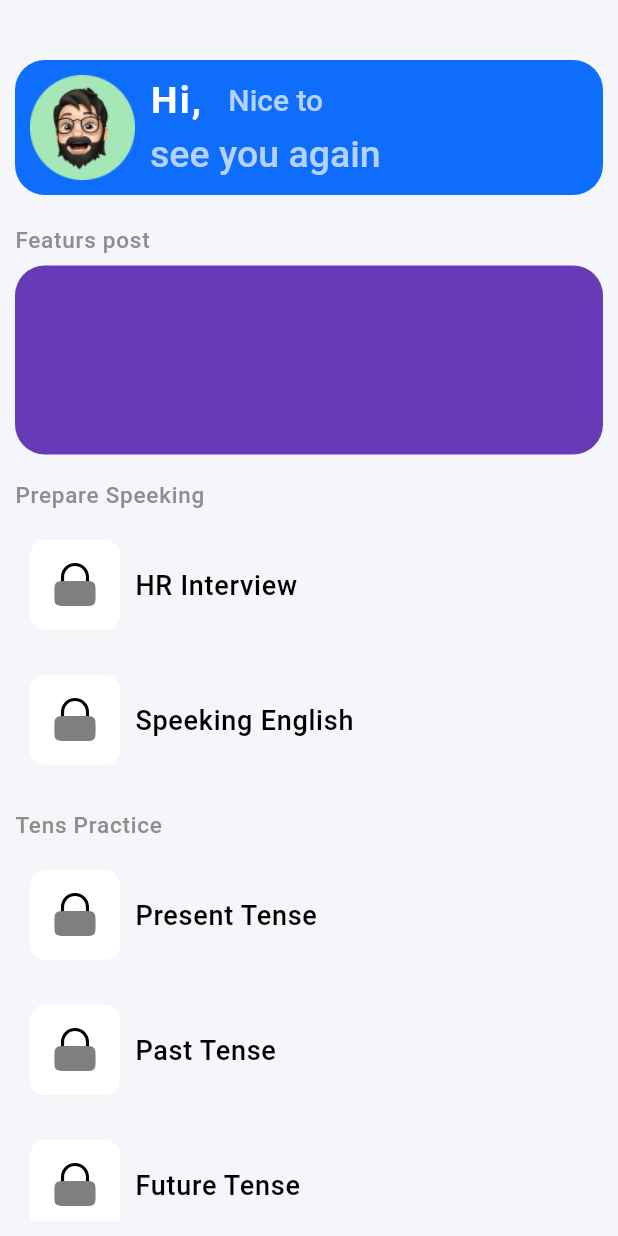
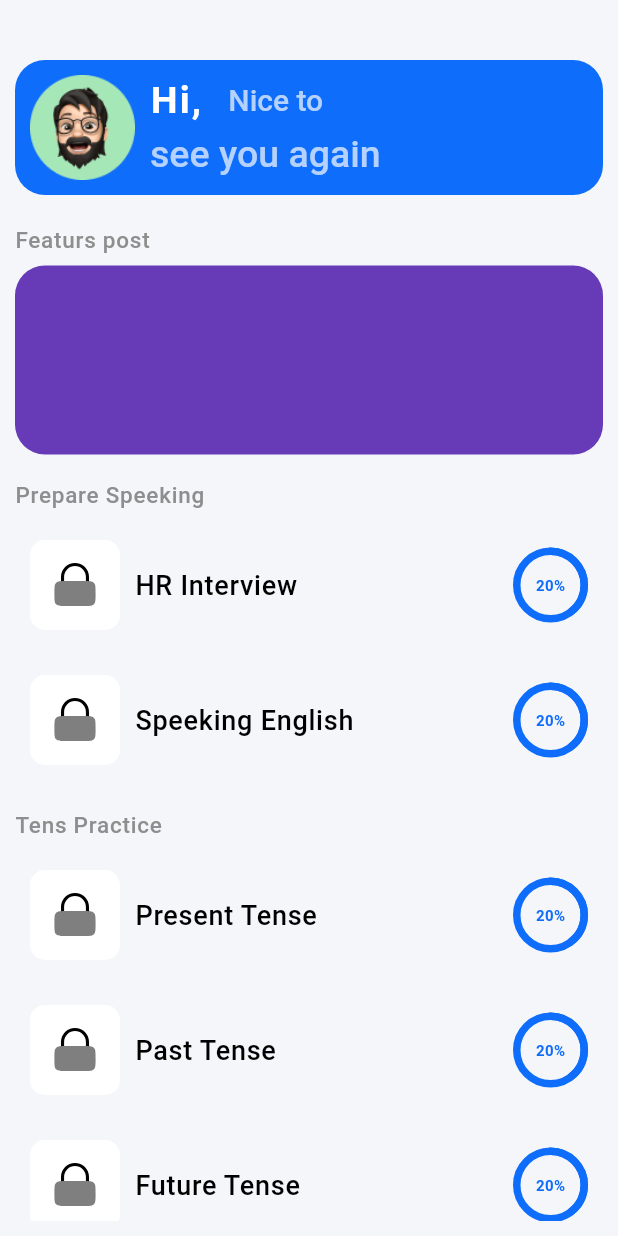
Before and after one commit to MrNitishroy/InterviewPrep, a Flutter app: the HomeData screen opened directly, on a phone screen of 412 x 824 dp. Run offline on Flutter 3.47's test engine with Material 2 defaults, Android fonts, the phone set to English and light mode, and no system bars; drawn by our look-alikes of carousel_slider, percent_indicator; our stand-ins replace camera, firebase_auth, firebase_core, flutter_svg, flutter_tts, fluttertoast and 7 more; accounts and stored records are empty.

Commit message:
Some improvement

```diff
--- a/lib/Components/Home/ListCategory.dart
+++ b/lib/Components/Home/ListCategory.dart
@@ -1,6 +1,9 @@
+import 'package:chatgpt/Components/Home/PercentageIndicator.dart';
 import 'package:flutter/cupertino.dart';
 import 'package:flutter/material.dart';
 import 'package:flutter_svg/svg.dart';
+
+import '../Interview/MyPercentageIndicator.dart';
 
 class InterviewCategory extends StatelessWidget {
   final String title;
@@ -26,6 +29,9 @@ class InterviewCategory extends StatelessWidget {
           ),
         ),
         child: Row(
+          mainAxisAlignment: MainAxisAlignment.spaceBetween,
+          children: [
+            Row(
               children: [
                 Container(
                   padding: EdgeInsets.all(15),
@@ -46,7 +52,19 @@ class InterviewCategory extends StatelessWidget {
                 Text(
                   title,
                   style: Theme.of(context).textTheme.bodyLarge,
-            )
+                ),
+              ],
+            ),
+            // MyPercentageIndicator(
+            //   percent: 100,
+            //   fontSize: 15,
+            //   lineWidth: 6,
+            //   redius: 30,
+            // ),
+
+            HomePercentageIndicator(
+              percent: 20,
+            ),
           ],
         ),
       ),
--- a/lib/Config/Data.dart
+++ b/lib/Config/Data.dart
@@ -40,7 +40,22 @@ var QuestionData = [
               userAnswer: "",
             ),
             ListOfQuestion(
+              question: "What is your long term goal and short term goal",
+              answer: "",
+              userAnswer: "",
+            ),
+            ListOfQuestion(
               question: "What is your salary expactetion",
+              answer: "",
+              userAnswer: "",
+            ),
+            ListOfQuestion(
+              question: "Why should i hire you",
+              answer: "",
+              userAnswer: "",
+            ),
+            ListOfQuestion(
+              question: "Are you willing to relocate",
               answer: "",
               userAnswer: "",
             ),
@@ -65,22 +80,7 @@ var QuestionData = [
               userAnswer: "",
             ),
             ListOfQuestion(
-              question: "What is your salary expactetion",
-              answer: "",
-              userAnswer: "",
-            ),
-            ListOfQuestion(
-              question: "What is your salary expactetion",
-              answer: "",
-              userAnswer: "",
-            ),
-            ListOfQuestion(
-              question: "What is your salary expactetion",
-              answer: "",
-              userAnswer: "",
-            ),
-            ListOfQuestion(
-              question: "What is your salary expactetion",
+              question: "Do you have any Question For me",
               answer: "",
               userAnswer: "",
             ),
@@ -345,3 +345,41 @@ var tensQuestions = [
     ],
   ),
 ];
+
+
+
+void demo() {
+  String response = "Certainly, here are the scores for each section:\n\nIntroduction: 8/10\n\nShort-term and Long-term Goals:\n\nShort-term goal: 7/10\nLong-term goal: 8/10\nWhy should I hire you? 7/10\n\nGreatest Strength and Weakness:\n\nGreatest strength: 9/10\nWeakness: 5/10";
+
+  // Regular expressions to extract scores
+  RegExp introductionScoreRegex = RegExp(r'Introduction: (\d+)/(\d+)');
+  RegExp shortTermGoalScoreRegex = RegExp(r'Short-term goal: (\d+)/(\d+)');
+  RegExp longTermGoalScoreRegex = RegExp(r'Long-term goal: (\d+)/(\d+)');
+  RegExp hireYouScoreRegex = RegExp(r'Why should I hire you\? (\d+)/(\d+)');
+  RegExp greatestStrengthScoreRegex = RegExp(r'Greatest strength: (\d+)/(\d+)');
+  RegExp weaknessScoreRegex = RegExp(r'Weakness: (\d+)/(\d+)');
+
+  // Extract scores
+  var introductionMatch = introductionScoreRegex.firstMatch(response);
+  var shortTermGoalMatch = shortTermGoalScoreRegex.firstMatch(response);
+  var longTermGoalMatch = longTermGoalScoreRegex.firstMatch(response);
+  var hireYouMatch = hireYouScoreRegex.firstMatch(response);
+  var greatestStrengthMatch = greatestStrengthScoreRegex.firstMatch(response);
+  var weaknessMatch = weaknessScoreRegex.firstMatch(response);
+
+  // Store scores in variables
+  String introductionScore = introductionMatch?.group(0) ?? "N/A";
+  String shortTermGoalScore = shortTermGoalMatch?.group(0) ?? "N/A";
+  String longTermGoalScore = longTermGoalMatch?.group(0) ?? "N/A";
+  String hireYouScore = hireYouMatch?.group(0) ?? "N/A";
+  String greatestStrengthScore = greatestStrengthMatch?.group(0) ?? "N/A";
+  String weaknessScore = weaknessMatch?.group(0) ?? "N/A";
+
+  // Print the scores
+  print("Introduction Score: $introductionScore");
+  print("Short-term Goal Score: $shortTermGoalScore");
+  print("Long-term Goal Score: $longTermGoalScore");
+  print("Why should I hire you Score: $hireYouScore");
+  print("Greatest Strength Score: $greatestStrengthScore");
+  print("Weakness Score: $weaknessScore");
+}
--- a/lib/Config/PageRoute.dart
+++ b/lib/Config/PageRoute.dart
@@ -1,6 +1,7 @@
 import 'package:chatgpt/Pages/Auth/AuthPage.dart';
 import 'package:chatgpt/Pages/ChatGpt.dart';
 import 'package:chatgpt/Pages/HomePage/Homepage.dart';
+import 'package:chatgpt/Pages/Permission/PermissionRequest.dart';
 import 'package:chatgpt/Pages/Welcome/WelcomePage.dart';
 import 'package:get/get.dart';
 
@@ -21,4 +22,8 @@ var allPages = [
     name: "/welcome",
     page: () => WelcomePage(),
   ),
+  GetPage(
+    name: "/permission",
+    page: () => PermissionRequest(),
+  ),
 ];
--- a/lib/Config/Themes.dart
+++ b/lib/Config/Themes.dart
@@ -7,7 +7,7 @@ var lightTheme = ThemeData(
     brightness: Brightness.light,
     primary: lprimaryColor,
     onPrimary: lFontColor,
-    secondary: lDivColor,
+    secondary: lsecondryColor,
     onSecondary: lLableColor,
     error: Colors.red,
     onError: lFontColor,
@@ -56,7 +56,7 @@ var darkTheme = ThemeData(
     brightness: Brightness.dark,
     primary: dprimaryColor,
     onPrimary: dFontColor,
-    secondary: dDivColor,
+    secondary: dsecondryColor,
     onSecondary: dLableColor,
     error: Colors.red,
     onError: dFontColor,
--- a/lib/Controller/AuthController.dart
+++ b/lib/Controller/AuthController.dart
@@ -193,7 +193,7 @@ class AuthController extends GetxController {
 
         final UserCredential userCredential =
             await firebaseAuth.signInWithCredential(authCredential);
-        Get.offAllNamed("/homePage");
+        Get.offAllNamed("/permission");
       } else {}
     } catch (error) {
       print("An error occurred: $error");
```
Also changed, not shown: lib/Config/Colors.dart (+10 -2 lines). Lines whose indentation alone changed are shown as unchanged.
